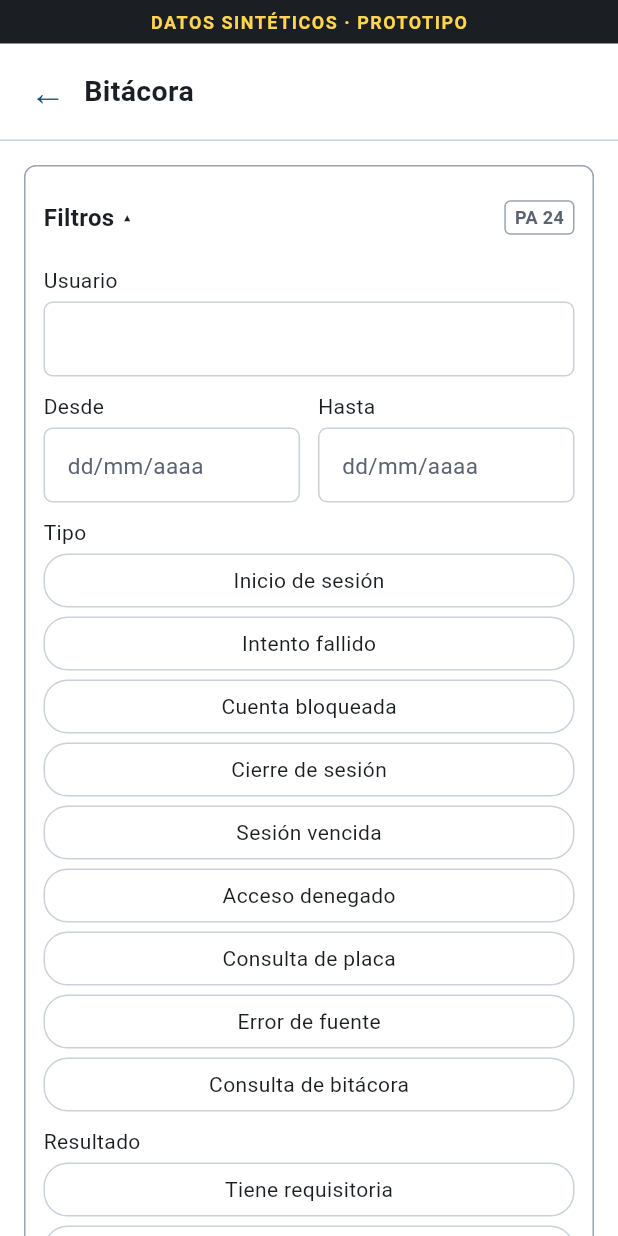
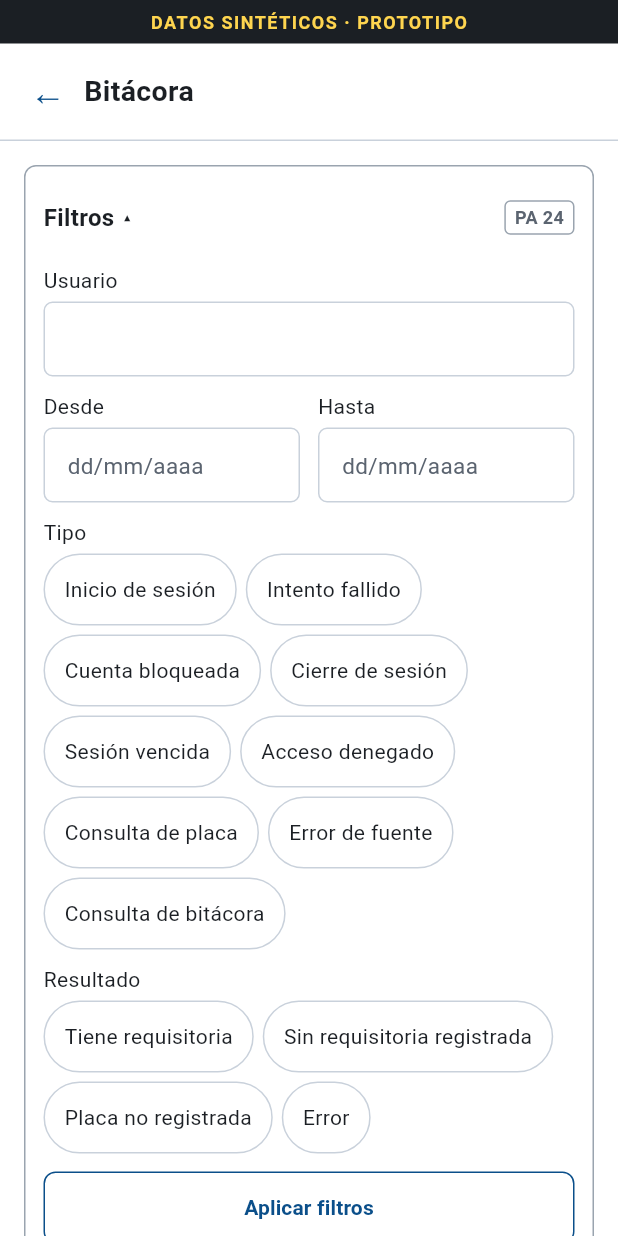
Before and after one commit to WillyPizarro/RF, a Flutter app: the PantallaBitacora screen opened directly, after a tap on "Filtros", on a phone screen of 412 x 824 dp. Run offline on Flutter 3.47's test engine with Material 3 defaults, Android fonts, the phone set to English and light mode, and no system bars; our stand-ins replace camera, clock, flutter_secure_storage, material_ui, permission_handler; missing offline and left inert: google_mlkit_text_recognition; accounts and stored records are empty.

Commit message:
[DEV] MIGRACION-FLUTTER M-7 (revisión UX): OCR-01 leyendo con el círculo de carga chico (76 dp) y centrado en el marco; opciones de filtro de BIT-01 a la medida de su texto, varias por fila y 48 dp de alto

```diff
--- a/apps/movil/lib/pantallas/pantalla_bitacora.dart
+++ b/apps/movil/lib/pantallas/pantalla_bitacora.dart
@@ -297,7 +297,11 @@ class _EstadoPantallaBitacora extends State<PantallaBitacora> {
                   children: [
                     const Text(
                       'Filtros',
-                      style: TextStyle(fontSize: 16, fontWeight: FontWeight.w700, color: Colores.texto),
+                      style: TextStyle(
+                        fontSize: 16,
+                        fontWeight: FontWeight.w700,
+                        color: Colores.texto,
+                      ),
                     ),
                     Expanded(
                       child: ExcludeSemantics(
@@ -318,7 +322,11 @@ class _EstadoPantallaBitacora extends State<PantallaBitacora> {
                       ),
                       child: const Text(
                         'PA 24',
-                        style: TextStyle(fontSize: 12, fontWeight: FontWeight.w700, color: Colores.tenue),
+                        style: TextStyle(
+                          fontSize: 12,
+                          fontWeight: FontWeight.w700,
+                          color: Colores.tenue,
+                        ),
                       ),
                     ),
                   ],
@@ -423,21 +431,27 @@ class _Chips extends StatelessWidget {
             child: Material(
               color: elegido == valor ? Colores.primario : Colors.transparent,
               shape: RoundedRectangleBorder(
-                borderRadius: BorderRadius.circular(16),
+                borderRadius: BorderRadius.circular(24),
                 side: BorderSide(color: elegido == valor ? Colores.primario : Colores.borde),
               ),
               child: InkWell(
-                customBorder: RoundedRectangleBorder(borderRadius: BorderRadius.circular(16)),
+                customBorder: RoundedRectangleBorder(borderRadius: BorderRadius.circular(24)),
                 onTap: () => alElegir(elegido == valor ? null : valor),
-                child: Container(
-                  constraints: const BoxConstraints(minHeight: 36),
-                  padding: const EdgeInsets.symmetric(horizontal: 12),
-                  alignment: Alignment.center,
-                  child: Text(
-                    etiqueta,
-                    style: TextStyle(
-                      fontSize: 14,
-                      color: elegido == valor ? Colors.white : Colores.texto,
+                // Mide lo que su texto (varias por fila en el Wrap) y 48 dp de alto (UX obs. 2).
+                child: ConstrainedBox(
+                  constraints: const BoxConstraints(minHeight: 48),
+                  child: Padding(
+                    padding: const EdgeInsets.symmetric(horizontal: 14),
+                    child: Align(
+                      widthFactor: 1,
+                      heightFactor: 1,
+                      child: Text(
+                        etiqueta,
+                        style: TextStyle(
+                          fontSize: 14,
+                          color: elegido == valor ? Colors.white : Colores.texto,
+                        ),
+                      ),
                     ),
                   ),
                 ),
@@ -623,7 +637,8 @@ class _DetalleRegistro extends StatelessWidget {
                   _Campo('Fecha y hora', fechaHoraCompleta(r.ocurridoEn)),
                   _Campo('Tipo', _tipo(r.tipoEvento)),
                   if (r.placa != null) _Campo('Placa', r.placa!),
-                  if (r.motivo != null && r.motivo!.isNotEmpty) _Campo('Motivo', _textoMotivo(r.motivo!)),
+                  if (r.motivo != null && r.motivo!.isNotEmpty)
+                    _Campo('Motivo', _textoMotivo(r.motivo!)),
                   if (r.resultado != null && r.resultado!.isNotEmpty)
                     _Campo('Resultado', _resultado(r.resultado!)),
                   if (r.codigoError != null && r.codigoError!.isNotEmpty)
@@ -663,7 +678,10 @@ class _Campo extends StatelessWidget {
       child: Text.rich(
         TextSpan(
           children: [
-            TextSpan(text: '$nombre: ', style: const TextStyle(fontWeight: FontWeight.w700)),
+            TextSpan(
+              text: '$nombre: ',
+              style: const TextStyle(fontWeight: FontWeight.w700),
+            ),
             TextSpan(text: valor),
           ],
         ),
--- a/apps/movil/lib/pantallas/pantalla_ocr.dart
+++ b/apps/movil/lib/pantallas/pantalla_ocr.dart
@@ -210,8 +210,10 @@ class _EstadoPantallaOcr extends State<PantallaOcr> {
                   if (_leyendo)
                     IgnorePointer(
                       child: Center(
+                        // Círculo chico y fijo, centrado en el marco: no tapa el visor (UX obs. 1).
                         child: Container(
-                          padding: const EdgeInsets.all(18),
+                          width: 76,
+                          height: 76,
                           decoration: const BoxDecoration(
                             color: Color(0x8C000000),
                             shape: BoxShape.circle,
```
